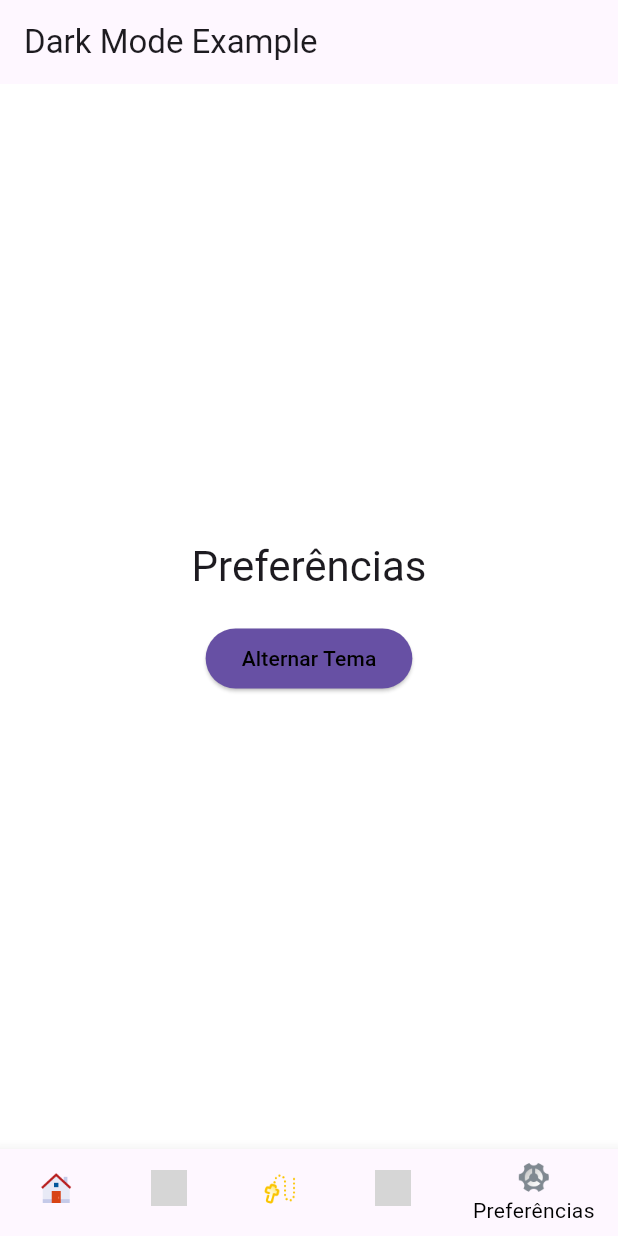
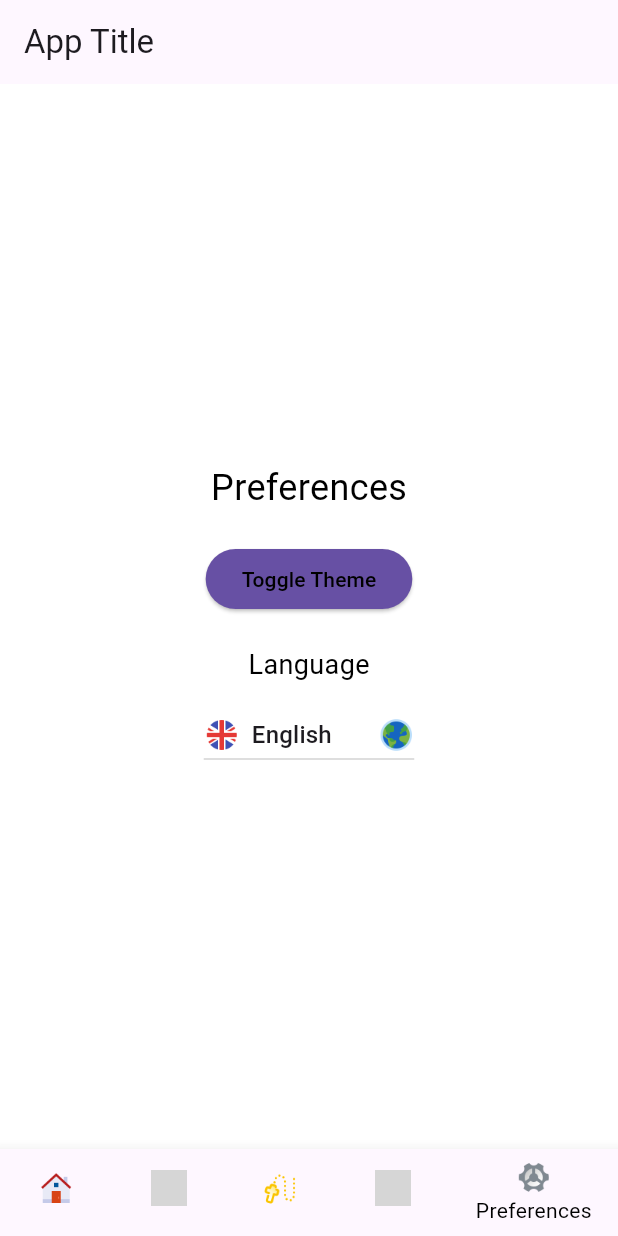
Before and after one commit to VictorH456/kakapo-2-sprint0, a Flutter app: the screen it shows after launch, swiped to page 5, on a phone screen of 412 x 824 dp. Run offline on Flutter 3.47's test engine with Material 3 defaults, Android fonts, the light colour scheme and no system bars; our stand-ins replace shared_preferences; grey boxes are pictures that could not be loaded.

Commit message:
adição de varios idiomas

```diff
--- /dev/null
+++ b/Aplicativo/aplicativo/lib/l10n/intl_en.arb
@@ -0,0 +1,15 @@
+{
+  "@@locale": "en",
+  "home": "Home",
+  "alarms": "Alarms",
+  "consultations": "Consultations",
+  "statistics": "Statistics",
+  "preferences": "Preferences",
+  "toggleTheme": "Toggle Theme",
+  "language": "Language",
+  "english": "English",
+  "portuguese": "Portuguese",
+  "spanish": "Spanish",
+  "title": "App Title"
+
+}
--- /dev/null
+++ b/Aplicativo/aplicativo/lib/l10n/intl_es.arb
@@ -0,0 +1,14 @@
+{
+  "@@locale": "es",
+  "home": "Inicio",
+  "alarms": "Alarmas",
+  "consultations": "Consultas",
+  "statistics": "Estadísticas",
+  "preferences": "Preferencias",
+  "toggleTheme": "Alternar Tema",
+  "language": "Idioma",
+  "english": "Inglés",
+  "portuguese": "Portugués",
+  "spanish": "Español",
+  "title": "Título de la Aplicación"
+}
--- /dev/null
+++ b/Aplicativo/aplicativo/lib/l10n/intl_pt.arb
@@ -0,0 +1,14 @@
+{
+  "@@locale": "pt",
+  "home": "Início",
+  "alarms": "Alarmes",
+  "consultations": "Consultas",
+  "statistics": "Estatísticas",
+  "preferences": "Preferências",
+  "toggleTheme": "Alternar Tema",
+  "language": "Idioma",
+  "english": "Inglês",
+  "portuguese": "Português",
+  "spanish": "Espanhol",
+  "title": "Título do App"
+}
--- a/Aplicativo/aplicativo/lib/main.dart
+++ b/Aplicativo/aplicativo/lib/main.dart
@@ -1,6 +1,12 @@
 import 'package:flutter/material.dart';
 import 'package:shared_preferences/shared_preferences.dart';
-import 'dart:async';
+import 'package:flutter_localizations/flutter_localizations.dart';
+import 'generated/l10n.dart';
+import 'package:aplicativo/pages/home_page.dart';
+import 'package:aplicativo/pages/alarmes_page.dart';
+import 'package:aplicativo/pages/consultas_page.dart';
+import 'package:aplicativo/pages/estatisticas_page.dart';
+import 'package:aplicativo/pages/preferencias_page.dart';
 
 void main() {
   runApp(MyApp());
@@ -12,33 +18,38 @@ class MyApp extends StatefulWidget {
 }
 
 class _MyAppState extends State<MyApp> {
-  ThemeMode _themeMode = ThemeMode.system; // Padrão: tema do sistema
-  int _selectedIndex = 0; // Controla a aba selecionada
-  final PageController _pageController =
-      PageController(); // Controlador do PageView
+  ThemeMode _themeMode = ThemeMode.system;
+  int _selectedIndex = 0;
+  Locale? _locale;
+  final PageController _pageController = PageController();
 
   @override
   void initState() {
     super.initState();
-    _loadThemePreference();
+    _loadPreferences();
   }
 
-  // Carregar a preferência de tema salva
-  Future<void> _loadThemePreference() async {
+  Future<void> _loadPreferences() async {
     final prefs = await SharedPreferences.getInstance();
     final isDarkMode = prefs.getBool('isDarkMode') ?? false;
+    final languageCode = prefs.getString('languageCode') ?? 'en';
+
     setState(() {
       _themeMode = isDarkMode ? ThemeMode.dark : ThemeMode.light;
+      _locale = Locale(languageCode);
     });
   }
 
-  // Salvar a preferência de tema
   Future<void> _saveThemePreference(bool isDarkMode) async {
     final prefs = await SharedPreferences.getInstance();
     await prefs.setBool('isDarkMode', isDarkMode);
   }
 
-  // Alternar entre Light Mode e Dark Mode
+  Future<void> _saveLanguagePreference(String languageCode) async {
+    final prefs = await SharedPreferences.getInstance();
+    await prefs.setString('languageCode', languageCode);
+  }
+
   void toggleTheme() {
     final isDark = _themeMode == ThemeMode.dark;
     setState(() {
@@ -47,14 +58,20 @@ class _MyAppState extends State<MyApp> {
     _saveThemePreference(!isDark);
   }
 
-  // Função para mudar de aba ao clicar
+  void _changeLanguage(String languageCode) {
+    setState(() {
+      _locale = Locale(languageCode);
+    });
+    _saveLanguagePreference(languageCode);
+  }
+
   void _onItemTapped(int index) {
     setState(() {
       _selectedIndex = index;
     });
     _pageController.animateToPage(
       index,
-      duration: Duration(milliseconds: 300),
+      duration: const Duration(milliseconds: 300),
       curve: Curves.easeInOut,
     );
   }
@@ -63,25 +80,23 @@ class _MyAppState extends State<MyApp> {
   Widget build(BuildContext context) {
     return MaterialApp(
       title: 'Dark Mode Example',
-      theme: ThemeData(
-        brightness: Brightness.light, // Tema claro
-        primarySwatch: Colors.blue,
-        scaffoldBackgroundColor: Colors.white,
-        textTheme: TextTheme(
-          bodyLarge: TextStyle(color: Colors.black),
+      theme: _buildLightTheme(),
+      darkTheme: _buildDarkTheme(),
+      themeMode: _themeMode,
+      locale: _locale,
+      supportedLocales: S.delegate.supportedLocales,
+      localizationsDelegates: const [
+        S.delegate,
+        GlobalMaterialLocalizations.delegate,
+        GlobalWidgetsLocalizations.delegate,
+        GlobalCupertinoLocalizations.delegate,
+      ],
+      home: Scaffold(
+        appBar: AppBar(
+          title: Builder(
+            builder: (context) => Text(S.of(context).title),
           ),
         ),
-      darkTheme: ThemeData(
-        brightness: Brightness.dark, // Tema escuro
-        primarySwatch: Colors.blue,
-        scaffoldBackgroundColor: Colors.black,
-        textTheme: TextTheme(
-          bodyLarge: TextStyle(color: Colors.white),
-        ),
-      ),
-      themeMode: _themeMode,
-      home: Scaffold(
-        appBar: AppBar(title: Text('Dark Mode Example')),
         body: PageView(
           controller: _pageController,
           onPageChanged: (index) {
@@ -90,14 +105,18 @@ class _MyAppState extends State<MyApp> {
             });
           },
           children: <Widget>[
-            Center(child: Text('Home')), // Novo conteúdo para a aba Home
-            Center(child: Text('Alarmes')),
-            Center(child: Text('Consultas')),
-            Center(child: Text('Estatísticas')),
-            _preferenciasPage(),
+            HomePage(),
+            AlarmesPage(),
+            ConsultasPage(),
+            EstatisticasPage(),
+            PreferenciasPage(
+              toggleTheme: toggleTheme,
+              changeLanguage: _changeLanguage,
+            ),
           ],
         ),
-        bottomNavigationBar: BottomNavigationBar(
+        bottomNavigationBar: Builder(
+          builder: (context) => BottomNavigationBar(
             currentIndex: _selectedIndex,
             onTap: _onItemTapped,
             backgroundColor: _themeMode == ThemeMode.dark
@@ -110,7 +129,7 @@ class _MyAppState extends State<MyApp> {
                   width: 24,
                   height: 24,
                 ),
-              label: 'Inicio',
+                label: S.of(context).home,
               ),
               BottomNavigationBarItem(
                 icon: Image.asset(
@@ -118,7 +137,7 @@ class _MyAppState extends State<MyApp> {
                   width: 24,
                   height: 24,
                 ),
-              label: 'Alarmes',
+                label: S.of(context).alarms,
               ),
               BottomNavigationBarItem(
                 icon: Image.asset(
@@ -126,7 +145,7 @@ class _MyAppState extends State<MyApp> {
                   width: 24,
                   height: 24,
                 ),
-              label: 'Consultas',
+                label: S.of(context).consultations,
               ),
               BottomNavigationBarItem(
                 icon: Image.asset(
@@ -134,7 +153,7 @@ class _MyAppState extends State<MyApp> {
                   width: 24,
                   height: 24,
                 ),
-              label: 'Estatísticas',
+                label: S.of(context).statistics,
               ),
               BottomNavigationBarItem(
                 icon: Image.asset(
@@ -142,7 +161,7 @@ class _MyAppState extends State<MyApp> {
                   width: 24,
                   height: 24,
                 ),
-              label: 'Preferências',
+                label: S.of(context).preferences,
               ),
             ],
             selectedItemColor:
@@ -151,35 +170,28 @@ class _MyAppState extends State<MyApp> {
                 _themeMode == ThemeMode.dark ? Colors.white70 : Colors.black54,
           ),
         ),
+      ),
     );
   }
 
-  // Página de preferências com o botão para alternar o tema
-  Widget _preferenciasPage() {
-    return Center(
-      child: Column(
-        mainAxisAlignment: MainAxisAlignment.center,
-        children: <Widget>[
-          Text(
-            'Preferências',
-            style: Theme.of(context).textTheme.headlineMedium,
+  ThemeData _buildLightTheme() {
+    return ThemeData(
+      brightness: Brightness.light,
+      primarySwatch: Colors.blue,
+      scaffoldBackgroundColor: Colors.white,
+      textTheme: const TextTheme(
+        bodyLarge: TextStyle(color: Colors.black),
       ),
-          SizedBox(height: 20),
-          ElevatedButton(
-            onPressed: toggleTheme,
-            style: ElevatedButton.styleFrom(
-              backgroundColor: Theme.of(context).primaryColor,
-            ),
-            child: Text(
-              'Alternar Tema',
-              style: TextStyle(
-                color: Theme.of(context).brightness == Brightness.dark
-                    ? Colors.white
-                    : Colors.black,
-              ),
-            ),
-          ),
-        ],
+    );
+  }
+
+  ThemeData _buildDarkTheme() {
+    return ThemeData(
+      brightness: Brightness.dark,
+      primarySwatch: Colors.blue,
+      scaffoldBackgroundColor: Colors.black,
+      textTheme: const TextTheme(
+        bodyLarge: TextStyle(color: Colors.white),
       ),
     );
   }
--- /dev/null
+++ b/Aplicativo/aplicativo/lib/pages/preferencias_page.dart
@@ -0,0 +1,114 @@
+import 'package:flutter/material.dart';
+import 'package:aplicativo/generated/l10n.dart';
+
+class PreferenciasPage extends StatelessWidget {
+  final VoidCallback toggleTheme;
+  final Function(String) changeLanguage;
+
+  const PreferenciasPage({
+    required this.toggleTheme,
+    required this.changeLanguage,
+  });
+
+  @override
+  Widget build(BuildContext context) {
+    String currentLanguageCode = Localizations.localeOf(context).languageCode;
+
+    return Center(
+      child: Column(
+        mainAxisAlignment: MainAxisAlignment.center,
+        children: <Widget>[
+          // Usando o S.of(context) para traduções
+          Text(
+            S.of(context).preferences, // Usando a chave traduzida
+            style: TextStyle(
+              color: Theme.of(context).textTheme.bodyLarge?.color,
+              fontSize: 24,
+            ),
+          ),
+          SizedBox(height: 20),
+          ElevatedButton(
+            onPressed: toggleTheme,
+            style: ElevatedButton.styleFrom(
+              backgroundColor: Theme.of(context).primaryColor,
+            ),
+            child: Text(
+              S.of(context).toggleTheme, // Usando a chave traduzida
+              style: TextStyle(
+                color: Theme.of(context).brightness == Brightness.dark
+                    ? Colors.white
+                    : Colors.black,
+              ),
+            ),
+          ),
+          SizedBox(height: 20),
+          Text(
+            S.of(context).language, // Usando a chave traduzida
+            style: TextStyle(
+              fontSize: 18,
+              color: Theme.of(context).textTheme.bodyLarge?.color,
+            ),
+          ),
+          SizedBox(height: 10),
+          DropdownButton<String>(
+            value: currentLanguageCode,
+            icon: Image.asset(
+              'assets/images/mundo.png', // Caminho para a imagem do ícone
+              width: 24,
+              height: 24,
+            ),
+            items: [
+              DropdownMenuItem(
+                value: 'en',
+                child: Row(
+                  children: [
+                    Image.asset(
+                      'assets/images/ingles.png', // Caminho para a imagem do idioma
+                      width: 24,
+                      height: 24,
+                    ),
+                    SizedBox(width: 8), // Espaço entre a imagem e o texto
+                    Text(S.of(context).english), // Traduzido
+                  ],
+                ),
+              ),
+              DropdownMenuItem(
+                value: 'pt',
+                child: Row(
+                  children: [
+                    Image.asset(
+                      'assets/images/portugues.png', // Caminho para a imagem do idioma
+                      width: 24,
+                      height: 24,
+                    ),
+                    SizedBox(width: 8), // Espaço entre a imagem e o texto
+                    Text(S.of(context).portuguese), // Traduzido
+                  ],
+                ),
+              ),
+              DropdownMenuItem(
+                value: 'es',
+                child: Row(
+                  children: [
+                    Image.asset(
+                      'assets/images/espanhol.png', // Caminho para a imagem do idioma
+                      width: 24,
+                      height: 24,
+                    ),
+                    SizedBox(width: 8), // Espaço entre a imagem e o texto
+                    Text(S.of(context).spanish), // Traduzido
+                  ],
+                ),
+              ),
+            ],
+            onChanged: (String? newLanguage) {
+              if (newLanguage != null) {
+                changeLanguage(newLanguage);
+              }
+            },
+          ),
+        ],
+      ),
+    );
+  }
+}
```
Also changed, not shown: Aplicativo/aplicativo/lib/app_localizations.dart (added, +53 -0 lines), Aplicativo/aplicativo/lib/pages/alarmes_page.dart (added, +11 -0 lines), Aplicativo/aplicativo/lib/pages/consultas_page.dart (added, +11 -0 lines), Aplicativo/aplicativo/lib/pages/estatisticas_page.dart (added, +11 -0 lines), Aplicativo/aplicativo/lib/pages/home_page.dart (added, +11 -0 lines), Aplicativo/aplicativo/pubspec.yaml (+13 -0 lines), Aplicativo/aplicativo/assets/images/espanhol.png (added), Aplicativo/aplicativo/assets/images/ingles.png (added), Aplicativo/aplicativo/assets/images/mundo.png (added), Aplicativo/aplicativo/assets/images/portugues.png (added), Aplicativo/aplicativo/lib/generated/intl/messages_all.dart (added), Aplicativo/aplicativo/lib/generated/intl/messages_en.dart (added), Aplicativo/aplicativo/lib/generated/intl/messages_es.dart (added), Aplicativo/aplicativo/lib/generated/intl/messages_pt.dart (added), 2 more files, 1 other file. Lines whose indentation alone changed are shown as unchanged.
